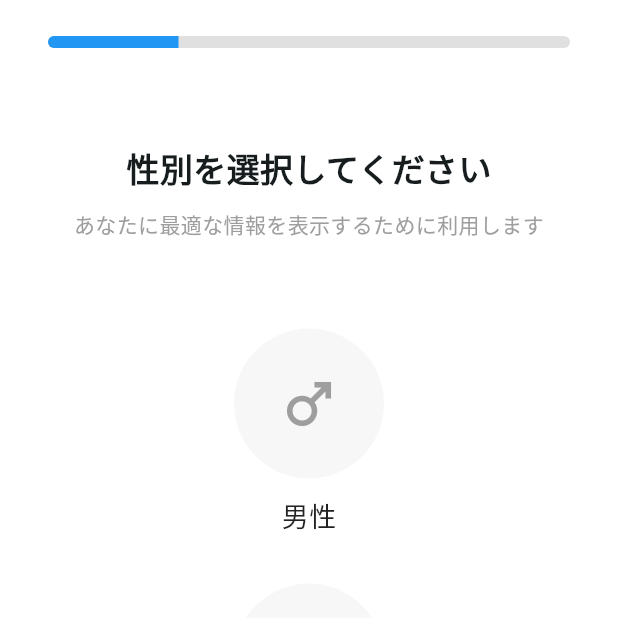
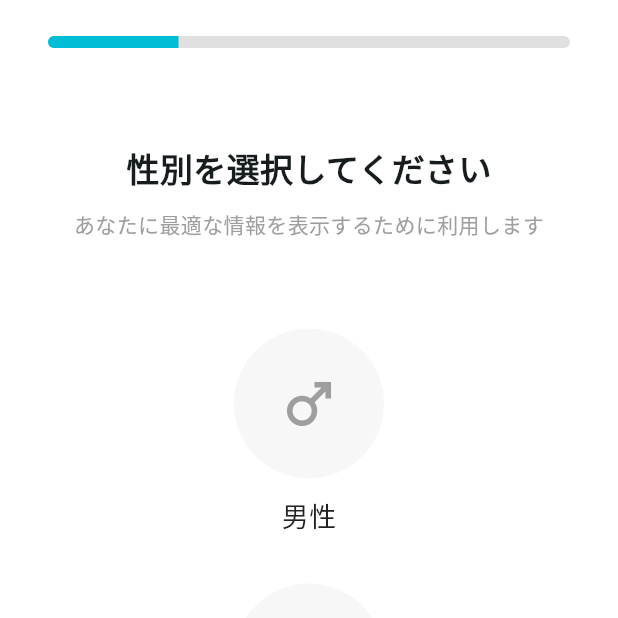
Before and after one commit to Mkazuki0511/yorozuya_app, a Flutter app: the PageOnboardingStep1 screen opened directly, on a phone screen of 412 x 824 dp, the top half of it. Run offline on Flutter 3.47's test engine with Material 3 defaults, Android fonts, the phone set to English and light mode, and no system bars; our stand-ins replace cloud_firestore, firebase_auth, firebase_core; accounts and stored records are empty.

Commit message:
feat: onbording2 (生年月日の登録) UI, ロジックを実装

```diff
--- a/lib/start/page_onboarding_step1.dart
+++ b/lib/start/page_onboarding_step1.dart
@@ -1,6 +1,7 @@
 import 'package:flutter/material.dart';
 import 'package:cloud_firestore/cloud_firestore.dart';
 import 'package:firebase_auth/firebase_auth.dart';
+import 'page_onboarding_step2.dart'; // 次の画面をインポート
 
 class PageOnboardingStep1 extends StatefulWidget {
   const PageOnboardingStep1({super.key});
@@ -13,33 +14,6 @@ class _PageOnboardingStep1State extends State<PageOnboardingStep1> {
   String? _selectedGender;
   bool _isLoading = false;
 
-  Future<void> _saveGenderAndNext() async {
-    if (_selectedGender == null) return;
-
-    setState(() => _isLoading = true);
-    try {
-      final user = FirebaseAuth.instance.currentUser;
-      if (user != null) {
-        // Firestoreのユーザードキュメントを更新
-        await FirebaseFirestore.instance.collection('users').doc(user.uid).update({
-          'gender': _selectedGender,
-          'onboardingStep': 1,
-        });
-
-        if (mounted) {
-          // 次のステップ (PageOnboardingStep2 など) への遷移をここに記述
-          print("性別保存完了: $_selectedGender");
-        }
-      }
-    } catch (e) {
-      ScaffoldMessenger.of(context).showSnackBar(
-        SnackBar(content: Text('エラーが発生しました: $e')),
-      );
-    } finally {
-      if (mounted) setState(() => _isLoading = false);
-    }
-  }
-
   @override
   Widget build(BuildContext context) {
     return Scaffold(
@@ -48,15 +22,14 @@ class _PageOnboardingStep1State extends State<PageOnboardingStep1> {
         backgroundColor: Colors.white,
         elevation: 0,
         automaticallyImplyLeading: false,
-        // --- 進捗バー (Progress Bar) ---
         title: Padding(
           padding: const EdgeInsets.symmetric(horizontal: 16.0),
           child: ClipRRect(
             borderRadius: BorderRadius.circular(10),
             child: const LinearProgressIndicator(
-              value: 0.25, // 全4ステップの1つ目
+              value: 0.25,
               backgroundColor: Color(0xFFE0E0E0),
-              valueColor: AlwaysStoppedAnimation<Color>(Colors.blue),
+              valueColor: AlwaysStoppedAnimation<Color>(Colors.cyan), // シアンに変更
               minHeight: 8,
             ),
           ),
@@ -65,7 +38,6 @@ class _PageOnboardingStep1State extends State<PageOnboardingStep1> {
       body: Padding(
         padding: const EdgeInsets.symmetric(horizontal: 32.0),
         child: Column(
-          crossAxisAlignment: CrossAxisAlignment.center, // 中央揃え
           children: [
             const SizedBox(height: 40),
             const Text(
@@ -80,25 +52,47 @@ class _PageOnboardingStep1State extends State<PageOnboardingStep1> {
             ),
             const SizedBox(height: 60),
 
-            // --- 円形の選択UI (縦配置) ---
             _buildCircularOption('男性', Icons.male),
             const SizedBox(height: 32),
             _buildCircularOption('女性', Icons.female),
 
             const Spacer(),
 
-            // 次へ進むボタン
             SizedBox(
               width: double.infinity,
               child: ElevatedButton(
                 style: ElevatedButton.styleFrom(
-                  backgroundColor: _selectedGender != null ? Colors.blue : Colors.grey[300],
+                  backgroundColor: _selectedGender != null ? Colors.cyan : Colors.grey[300], // シアンに変更
                   foregroundColor: Colors.white,
                   padding: const EdgeInsets.symmetric(vertical: 18),
                   shape: RoundedRectangleBorder(borderRadius: BorderRadius.circular(30)),
                   elevation: 0,
                 ),
-                onPressed: (_selectedGender == null || _isLoading) ? null : _saveGenderAndNext,
+                onPressed: (_selectedGender == null || _isLoading)
+                    ? null
+                    : () async {
+                  setState(() => _isLoading = true);
+                  try {
+                    final user = FirebaseAuth.instance.currentUser;
+                    if (user != null) {
+                      await FirebaseFirestore.instance.collection('users').doc(user.uid).update({
+                        'gender': _selectedGender,
+                        'onboardingStep': 1,
+                      });
+                      if (mounted) {
+                        // 年齢選択画面へ遷移
+                        Navigator.push(
+                          context,
+                          MaterialPageRoute(builder: (context) => const PageOnboardingStep2()),
+                        );
+                      }
+                    }
+                  } catch (e) {
+                    ScaffoldMessenger.of(context).showSnackBar(SnackBar(content: Text('エラー: $e')));
+                  } finally {
+                    if (mounted) setState(() => _isLoading = false);
+                  }
+                },
                 child: _isLoading
                     ? const SizedBox(height: 20, width: 20, child: CircularProgressIndicator(color: Colors.white, strokeWidth: 2))
                     : const Text('次へ進む', style: TextStyle(fontWeight: FontWeight.bold)),
@@ -111,10 +105,8 @@ class _PageOnboardingStep1State extends State<PageOnboardingStep1> {
     );
   }
 
-  // 円形の選択肢を作成するメソッド
   Widget _buildCircularOption(String label, IconData icon) {
     bool isSelected = _selectedGender == label;
-
     return GestureDetector(
       onTap: () => setState(() => _selectedGender = label),
       child: Column(
@@ -123,25 +115,17 @@ class _PageOnboardingStep1State extends State<PageOnboardingStep1> {
             width: 100,
             height: 100,
             decoration: BoxDecoration(
-              // 未選択時は以前の背景色 #F7F7F7 を使用
-              color: isSelected ? Colors.blue.withOpacity(0.1) : const Color(0xFFF7F7F7),
+              color: isSelected ? Colors.cyan.withOpacity(0.1) : const Color(0xFFF7F7F7),
               shape: BoxShape.circle,
               border: Border.all(
-                color: isSelected ? Colors.blue : Colors.transparent,
+                color: isSelected ? Colors.cyan : Colors.transparent,
                 width: 3,
               ),
-              boxShadow: isSelected ? [
-                BoxShadow(
-                  color: Colors.blue.withOpacity(0.2),
-                  blurRadius: 10,
-                  offset: const Offset(0, 4),
-                )
-              ] : [],
             ),
             child: Icon(
               icon,
               size: 44,
-              color: isSelected ? Colors.blue : Colors.grey,
+              color: isSelected ? Colors.cyan : Colors.grey,
             ),
           ),
           const SizedBox(height: 12),
@@ -150,7 +134,7 @@ class _PageOnboardingStep1State extends State<PageOnboardingStep1> {
             style: TextStyle(
               fontSize: 18,
               fontWeight: isSelected ? FontWeight.bold : FontWeight.normal,
-              color: isSelected ? Colors.blue : Colors.black87,
+              color: isSelected ? Colors.cyan : Colors.black87,
             ),
           ),
         ],
```
Also changed, not shown: lib/start/page_onboarding_step2.dart (added, +148 -0 lines).
